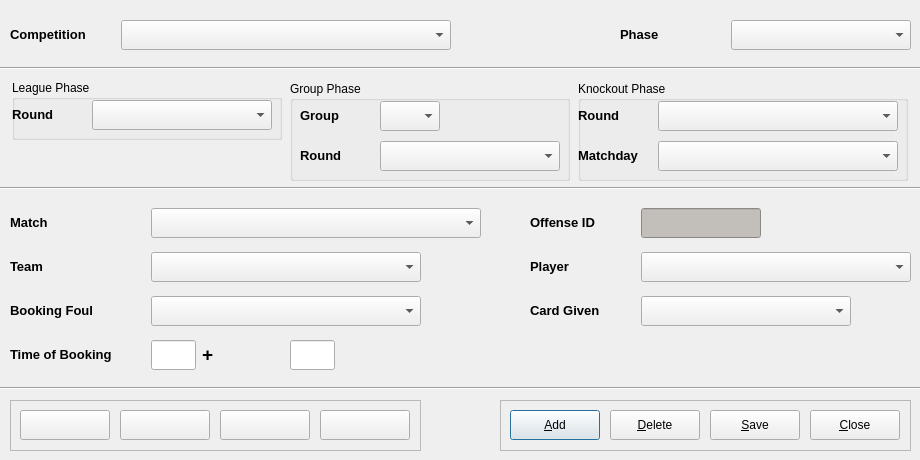
First picture: the form in code/pyqt/gui/offense_entry.ui, repository soccermetrics/marcotti-desktop, before the edit.
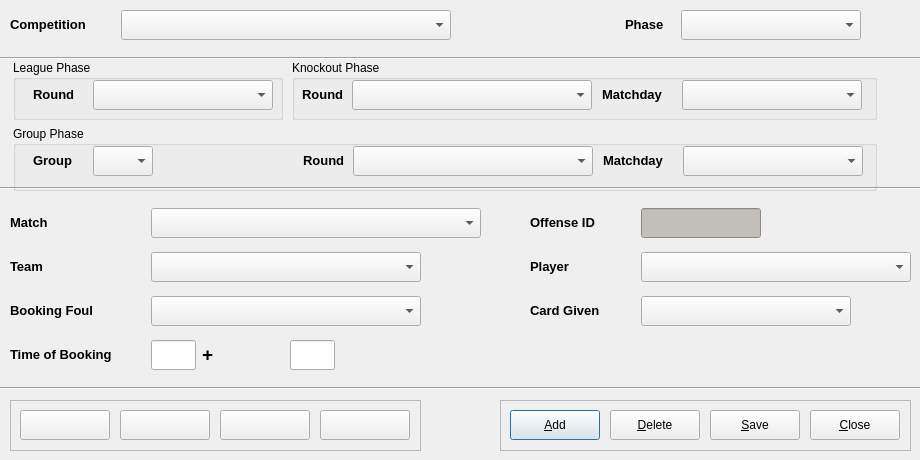
Second picture: the form after the edit. Icons and pictures are not drawn.

Commit message: Redesign layout of Match Event UIs after schema change (#72)

```diff
--- a/code/pyqt/gui/offense_entry.ui
+++ b/code/pyqt/gui/offense_entry.ui
@@ -42,8 +42,8 @@
    <property name="geometry">
     <rect>
      <x>10</x>
-     <y>10</y>
-     <width>901</width>
+     <y>0</y>
+     <width>851</width>
      <height>51</height>
     </rect>
    </property>
@@ -107,13 +107,13 @@
      <widget class="QLabel" name="label_11">
       <property name="minimumSize">
        <size>
-        <width>105</width>
+        <width>50</width>
         <height>30</height>
        </size>
       </property>
       <property name="maximumSize">
        <size>
-        <width>105</width>
+        <width>50</width>
         <height>30</height>
        </size>
       </property>
@@ -147,367 +147,11 @@
     </item>
    </layout>
   </widget>
-  <widget class="QWidget" name="layoutWidget_2">
-   <property name="geometry">
-    <rect>
-     <x>10</x>
-     <y>80</y>
-     <width>901</width>
-     <height>102</height>
-    </rect>
-   </property>
-   <layout class="QHBoxLayout" name="horizontalLayout_4">
-    <item>
-     <layout class="QVBoxLayout" name="verticalLayout_2">
-      <item>
-       <widget class="QGroupBox" name="leagueBox">
-        <property name="minimumSize">
-         <size>
-          <width>270</width>
-          <height>60</height>
-         </size>
-        </property>
-        <property name="maximumSize">
-         <size>
-          <width>270</width>
-          <height>60</height>
-         </size>
-        </property>
-        <property name="title">
-         <string>League Phase</string>
-        </property>
-        <widget class="QLabel" name="label_2">
-         <property name="geometry">
-          <rect>
-           <x>0</x>
-           <y>20</y>
-           <width>75</width>
-           <height>30</height>
-          </rect>
-         </property>
-         <property name="minimumSize">
-          <size>
-           <width>75</width>
-           <height>30</height>
-          </size>
-         </property>
-         <property name="maximumSize">
-          <size>
-           <width>75</width>
-           <height>30</height>
-          </size>
-         </property>
-         <property name="text">
-          <string>&lt;!DOCTYPE HTML PUBLIC &quot;-//W3C//DTD HTML 4.0//EN&quot; &quot;http://www.w3.org/TR/REC-html40/strict.dtd&quot;&gt;
-&lt;html&gt;&lt;head&gt;&lt;meta name=&quot;qrichtext&quot; content=&quot;1&quot; /&gt;&lt;style type=&quot;text/css&quot;&gt;
-p, li { white-space: pre-wrap; }
-&lt;/style&gt;&lt;/head&gt;&lt;body style=&quot; font-family:'Sans'; font-size:10pt; font-weight:400; font-style:normal;&quot;&gt;
-&lt;p style=&quot; margin-top:0px; margin-bottom:0px; margin-left:0px; margin-right:0px; -qt-block-indent:0; text-indent:0px;&quot;&gt;&lt;span style=&quot; font-weight:600;&quot;&gt;Round&lt;/span&gt;&lt;/p&gt;&lt;/body&gt;&lt;/html&gt;</string>
-         </property>
-        </widget>
-        <widget class="QComboBox" name="lgRoundSelect">
-         <property name="geometry">
-          <rect>
-           <x>80</x>
-           <y>20</y>
-           <width>180</width>
-           <height>30</height>
-          </rect>
-         </property>
-         <property name="minimumSize">
-          <size>
-           <width>180</width>
-           <height>30</height>
-          </size>
-         </property>
-         <property name="maximumSize">
-          <size>
-           <width>180</width>
-           <height>30</height>
-          </size>
-         </property>
-         <property name="toolTip">
-          <string>League Round</string>
-         </property>
-        </widget>
-       </widget>
-      </item>
-      <item>
-       <spacer name="verticalSpacer">
-        <property name="orientation">
-         <enum>Qt::Vertical</enum>
-        </property>
-        <property name="sizeHint" stdset="0">
-         <size>
-          <width>20</width>
-          <height>18</height>
-         </size>
-        </property>
-       </spacer>
-      </item>
-     </layout>
-    </item>
-    <item>
-     <widget class="QGroupBox" name="groupBox">
-      <property name="minimumSize">
-       <size>
-        <width>280</width>
-        <height>100</height>
-       </size>
-      </property>
-      <property name="maximumSize">
-       <size>
-        <width>280</width>
-        <height>100</height>
-       </size>
-      </property>
-      <property name="title">
-       <string>Group Phase</string>
-      </property>
-      <widget class="QLabel" name="label_14">
-       <property name="geometry">
-        <rect>
-         <x>10</x>
-         <y>60</y>
-         <width>75</width>
-         <height>30</height>
-        </rect>
-       </property>
-       <property name="minimumSize">
-        <size>
-         <width>75</width>
-         <height>30</height>
-        </size>
-       </property>
-       <property name="maximumSize">
-        <size>
-         <width>75</width>
-         <height>30</height>
-        </size>
-       </property>
-       <property name="text">
-        <string>&lt;!DOCTYPE HTML PUBLIC &quot;-//W3C//DTD HTML 4.0//EN&quot; &quot;http://www.w3.org/TR/REC-html40/strict.dtd&quot;&gt;
-&lt;html&gt;&lt;head&gt;&lt;meta name=&quot;qrichtext&quot; content=&quot;1&quot; /&gt;&lt;style type=&quot;text/css&quot;&gt;
-p, li { white-space: pre-wrap; }
-&lt;/style&gt;&lt;/head&gt;&lt;body style=&quot; font-family:'Sans'; font-size:10pt; font-weight:400; font-style:normal;&quot;&gt;
-&lt;p style=&quot; margin-top:0px; margin-bottom:0px; margin-left:0px; margin-right:0px; -qt-block-indent:0; text-indent:0px;&quot;&gt;&lt;span style=&quot; font-weight:600;&quot;&gt;Round&lt;/span&gt;&lt;/p&gt;&lt;/body&gt;&lt;/html&gt;</string>
-       </property>
-      </widget>
-      <widget class="QComboBox" name="grpRoundSelect">
-       <property name="geometry">
-        <rect>
-         <x>90</x>
-         <y>60</y>
-         <width>180</width>
-         <height>30</height>
-        </rect>
-       </property>
-       <property name="minimumSize">
-        <size>
-         <width>180</width>
-         <height>30</height>
-        </size>
-       </property>
-       <property name="maximumSize">
-        <size>
-         <width>180</width>
-         <height>30</height>
-        </size>
-       </property>
-       <property name="toolTip">
-        <string>Group Phase Round</string>
-       </property>
-      </widget>
-      <widget class="QComboBox" name="groupSelect">
-       <property name="geometry">
-        <rect>
-         <x>90</x>
-         <y>20</y>
-         <width>60</width>
-         <height>30</height>
-        </rect>
-       </property>
-       <property name="minimumSize">
-        <size>
-         <width>60</width>
-         <height>30</height>
-        </size>
-       </property>
-       <property name="maximumSize">
-        <size>
-         <width>60</width>
-         <height>30</height>
-        </size>
-       </property>
-       <property name="toolTip">
-        <string>Group Name</string>
-       </property>
-      </widget>
-      <widget class="QLabel" name="label_15">
-       <property name="geometry">
-        <rect>
-         <x>10</x>
-         <y>20</y>
-         <width>75</width>
-         <height>30</height>
-        </rect>
-       </property>
-       <property name="minimumSize">
-        <size>
-         <width>75</width>
-         <height>30</height>
-        </size>
-       </property>
-       <property name="maximumSize">
-        <size>
-         <width>75</width>
-         <height>30</height>
-        </size>
-       </property>
-       <property name="text">
-        <string>&lt;!DOCTYPE HTML PUBLIC &quot;-//W3C//DTD HTML 4.0//EN&quot; &quot;http://www.w3.org/TR/REC-html40/strict.dtd&quot;&gt;
-&lt;html&gt;&lt;head&gt;&lt;meta name=&quot;qrichtext&quot; content=&quot;1&quot; /&gt;&lt;style type=&quot;text/css&quot;&gt;
-p, li { white-space: pre-wrap; }
-&lt;/style&gt;&lt;/head&gt;&lt;body style=&quot; font-family:'Sans'; font-size:10pt; font-weight:400; font-style:normal;&quot;&gt;
-&lt;p style=&quot; margin-top:0px; margin-bottom:0px; margin-left:0px; margin-right:0px; -qt-block-indent:0; text-indent:0px;&quot;&gt;&lt;span style=&quot; font-weight:600;&quot;&gt;Group&lt;/span&gt;&lt;/p&gt;&lt;/body&gt;&lt;/html&gt;</string>
-       </property>
-      </widget>
-     </widget>
-    </item>
-    <item>
-     <widget class="QGroupBox" name="knockoutBox">
-      <property name="minimumSize">
-       <size>
-        <width>330</width>
-        <height>100</height>
-       </size>
-      </property>
-      <property name="maximumSize">
-       <size>
-        <width>330</width>
-        <height>100</height>
-       </size>
-      </property>
-      <property name="title">
-       <string>Knockout Phase</string>
-      </property>
-      <widget class="QLabel" name="label_12">
-       <property name="geometry">
-        <rect>
-         <x>0</x>
-         <y>20</y>
-         <width>75</width>
-         <height>30</height>
-        </rect>
-       </property>
-       <property name="minimumSize">
-        <size>
-         <width>75</width>
-         <height>30</height>
-        </size>
-       </property>
-       <property name="maximumSize">
-        <size>
-         <width>75</width>
-         <height>30</height>
-        </size>
-       </property>
-       <property name="text">
-        <string>&lt;!DOCTYPE HTML PUBLIC &quot;-//W3C//DTD HTML 4.0//EN&quot; &quot;http://www.w3.org/TR/REC-html40/strict.dtd&quot;&gt;
-&lt;html&gt;&lt;head&gt;&lt;meta name=&quot;qrichtext&quot; content=&quot;1&quot; /&gt;&lt;style type=&quot;text/css&quot;&gt;
-p, li { white-space: pre-wrap; }
-&lt;/style&gt;&lt;/head&gt;&lt;body style=&quot; font-family:'Sans'; font-size:10pt; font-weight:400; font-style:normal;&quot;&gt;
-&lt;p style=&quot; margin-top:0px; margin-bottom:0px; margin-left:0px; margin-right:0px; -qt-block-indent:0; text-indent:0px;&quot;&gt;&lt;span style=&quot; font-weight:600;&quot;&gt;Round&lt;/span&gt;&lt;/p&gt;&lt;/body&gt;&lt;/html&gt;</string>
-       </property>
-      </widget>
-      <widget class="QComboBox" name="koRoundSelect">
-       <property name="geometry">
-        <rect>
-         <x>80</x>
-         <y>20</y>
-         <width>240</width>
-         <height>30</height>
-        </rect>
-       </property>
-       <property name="minimumSize">
-        <size>
-         <width>240</width>
-         <height>30</height>
-        </size>
-       </property>
-       <property name="maximumSize">
-        <size>
-         <width>240</width>
-         <height>30</height>
-        </size>
-       </property>
-       <property name="toolTip">
-        <string>Knockout Round</string>
-       </property>
-      </widget>
-      <widget class="QComboBox" name="matchdaySelect">
-       <property name="geometry">
-        <rect>
-         <x>80</x>
-         <y>60</y>
-         <width>240</width>
-         <height>30</height>
-        </rect>
-       </property>
-       <property name="minimumSize">
-        <size>
-         <width>240</width>
-         <height>30</height>
-        </size>
-       </property>
-       <property name="maximumSize">
-        <size>
-         <width>240</width>
-         <height>30</height>
-        </size>
-       </property>
-       <property name="toolTip">
-        <string>Knockout Round Matchday</string>
-       </property>
-      </widget>
-      <widget class="QLabel" name="label_13">
-       <property name="geometry">
-        <rect>
-         <x>0</x>
-         <y>60</y>
-         <width>75</width>
-         <height>30</height>
-        </rect>
-       </property>
-       <property name="minimumSize">
-        <size>
-         <width>75</width>
-         <height>30</height>
-        </size>
-       </property>
-       <property name="maximumSize">
-        <size>
-         <width>75</width>
-         <height>30</height>
-        </size>
-       </property>
-       <property name="text">
-        <string>&lt;!DOCTYPE HTML PUBLIC &quot;-//W3C//DTD HTML 4.0//EN&quot; &quot;http://www.w3.org/TR/REC-html40/strict.dtd&quot;&gt;
-&lt;html&gt;&lt;head&gt;&lt;meta name=&quot;qrichtext&quot; content=&quot;1&quot; /&gt;&lt;style type=&quot;text/css&quot;&gt;
-p, li { white-space: pre-wrap; }
-&lt;/style&gt;&lt;/head&gt;&lt;body style=&quot; font-family:'Sans'; font-size:10pt; font-weight:400; font-style:normal;&quot;&gt;
-&lt;p style=&quot; margin-top:0px; margin-bottom:0px; margin-left:0px; margin-right:0px; -qt-block-indent:0; text-indent:0px;&quot;&gt;&lt;span style=&quot; font-weight:600;&quot;&gt;Matchday&lt;/span&gt;&lt;/p&gt;&lt;/body&gt;&lt;/html&gt;</string>
-       </property>
-      </widget>
-     </widget>
-    </item>
-   </layout>
-  </widget>
   <widget class="Line" name="line">
    <property name="geometry">
     <rect>
      <x>0</x>
-     <y>60</y>
+     <y>50</y>
      <width>921</width>
      <height>16</height>
     </rect>
@@ -841,7 +485,7 @@
     <enum>Qt::Horizontal</enum>
    </property>
   </widget>
-  <widget class="QWidget" name="">
+  <widget class="QWidget" name="layoutWidget">
    <property name="geometry">
     <rect>
      <x>10</x>
@@ -1222,6 +866,399 @@
     </item>
    </layout>
   </widget>
+  <widget class="QWidget" name="layoutWidget_2">
+   <property name="geometry">
+    <rect>
+     <x>10</x>
+     <y>60</y>
+     <width>871</width>
+     <height>131</height>
+    </rect>
+   </property>
+   <layout class="QGridLayout" name="gridLayout_2">
+    <item row="0" column="0">
+     <widget class="QGroupBox" name="leagueBox">
+      <property name="minimumSize">
+       <size>
+        <width>270</width>
+        <height>60</height>
+       </size>
+      </property>
+      <property name="maximumSize">
+       <size>
+        <width>270</width>
+        <height>60</height>
+       </size>
+      </property>
+      <property name="title">
+       <string>League Phase</string>
+      </property>
+      <widget class="QLabel" name="label_2">
+       <property name="geometry">
+        <rect>
+         <x>20</x>
+         <y>20</y>
+         <width>50</width>
+         <height>30</height>
+        </rect>
+       </property>
+       <property name="minimumSize">
+        <size>
+         <width>50</width>
+         <height>30</height>
+        </size>
+       </property>
+       <property name="maximumSize">
+        <size>
+         <width>50</width>
+         <height>30</height>
+        </size>
+       </property>
+       <property name="text">
+        <string>&lt;!DOCTYPE HTML PUBLIC &quot;-//W3C//DTD HTML 4.0//EN&quot; &quot;http://www.w3.org/TR/REC-html40/strict.dtd&quot;&gt;
+&lt;html&gt;&lt;head&gt;&lt;meta name=&quot;qrichtext&quot; content=&quot;1&quot; /&gt;&lt;style type=&quot;text/css&quot;&gt;
+p, li { white-space: pre-wrap; }
+&lt;/style&gt;&lt;/head&gt;&lt;body style=&quot; font-family:'Sans'; font-size:10pt; font-weight:400; font-style:normal;&quot;&gt;
+&lt;p style=&quot; margin-top:0px; margin-bottom:0px; margin-left:0px; margin-right:0px; -qt-block-indent:0; text-indent:0px;&quot;&gt;&lt;span style=&quot; font-weight:600;&quot;&gt;Round&lt;/span&gt;&lt;/p&gt;&lt;/body&gt;&lt;/html&gt;</string>
+       </property>
+      </widget>
+      <widget class="QComboBox" name="lgRoundSelect">
+       <property name="geometry">
+        <rect>
+         <x>80</x>
+         <y>20</y>
+         <width>180</width>
+         <height>30</height>
+        </rect>
+       </property>
+       <property name="minimumSize">
+        <size>
+         <width>180</width>
+         <height>30</height>
+        </size>
+       </property>
+       <property name="maximumSize">
+        <size>
+         <width>180</width>
+         <height>30</height>
+        </size>
+       </property>
+       <property name="toolTip">
+        <string>League Round</string>
+       </property>
+      </widget>
+     </widget>
+    </item>
+    <item row="0" column="1">
+     <widget class="QGroupBox" name="knockoutBox">
+      <property name="minimumSize">
+       <size>
+        <width>330</width>
+        <height>60</height>
+       </size>
+      </property>
+      <property name="maximumSize">
+       <size>
+        <width>585</width>
+        <height>100</height>
+       </size>
+      </property>
+      <property name="title">
+       <string>Knockout Phase</string>
+      </property>
+      <widget class="QLabel" name="label_12">
+       <property name="geometry">
+        <rect>
+         <x>10</x>
+         <y>20</y>
+         <width>50</width>
+         <height>30</height>
+        </rect>
+       </property>
+       <property name="minimumSize">
+        <size>
+         <width>50</width>
+         <height>30</height>
+        </size>
+       </property>
+       <property name="maximumSize">
+        <size>
+         <width>50</width>
+         <height>30</height>
+        </size>
+       </property>
+       <property name="text">
+        <string>&lt;!DOCTYPE HTML PUBLIC &quot;-//W3C//DTD HTML 4.0//EN&quot; &quot;http://www.w3.org/TR/REC-html40/strict.dtd&quot;&gt;
+&lt;html&gt;&lt;head&gt;&lt;meta name=&quot;qrichtext&quot; content=&quot;1&quot; /&gt;&lt;style type=&quot;text/css&quot;&gt;
+p, li { white-space: pre-wrap; }
+&lt;/style&gt;&lt;/head&gt;&lt;body style=&quot; font-family:'Sans'; font-size:10pt; font-weight:400; font-style:normal;&quot;&gt;
+&lt;p style=&quot; margin-top:0px; margin-bottom:0px; margin-left:0px; margin-right:0px; -qt-block-indent:0; text-indent:0px;&quot;&gt;&lt;span style=&quot; font-weight:600;&quot;&gt;Round&lt;/span&gt;&lt;/p&gt;&lt;/body&gt;&lt;/html&gt;</string>
+       </property>
+      </widget>
+      <widget class="QComboBox" name="koRoundSelect">
+       <property name="geometry">
+        <rect>
+         <x>60</x>
+         <y>20</y>
+         <width>240</width>
+         <height>30</height>
+        </rect>
+       </property>
+       <property name="minimumSize">
+        <size>
+         <width>240</width>
+         <height>30</height>
+        </size>
+       </property>
+       <property name="maximumSize">
+        <size>
+         <width>240</width>
+         <height>30</height>
+        </size>
+       </property>
+       <property name="toolTip">
+        <string>Knockout Round</string>
+       </property>
+      </widget>
+      <widget class="QComboBox" name="koMatchdaySelect">
+       <property name="geometry">
+        <rect>
+         <x>390</x>
+         <y>20</y>
+         <width>180</width>
+         <height>30</height>
+        </rect>
+       </property>
+       <property name="minimumSize">
+        <size>
+         <width>180</width>
+         <height>30</height>
+        </size>
+       </property>
+       <property name="maximumSize">
+        <size>
+         <width>180</width>
+         <height>30</height>
+        </size>
+       </property>
+       <property name="toolTip">
+        <string>Knockout Round Matchday</string>
+       </property>
+      </widget>
+      <widget class="QLabel" name="label_13">
+       <property name="geometry">
+        <rect>
+         <x>310</x>
+         <y>20</y>
+         <width>75</width>
+         <height>30</height>
+        </rect>
+       </property>
+       <property name="minimumSize">
+        <size>
+         <width>75</width>
+         <height>30</height>
+        </size>
+       </property>
+       <property name="maximumSize">
+        <size>
+         <width>75</width>
+         <height>30</height>
+        </size>
+       </property>
+       <property name="text">
+        <string>&lt;!DOCTYPE HTML PUBLIC &quot;-//W3C//DTD HTML 4.0//EN&quot; &quot;http://www.w3.org/TR/REC-html40/strict.dtd&quot;&gt;
+&lt;html&gt;&lt;head&gt;&lt;meta name=&quot;qrichtext&quot; content=&quot;1&quot; /&gt;&lt;style type=&quot;text/css&quot;&gt;
+p, li { white-space: pre-wrap; }
+&lt;/style&gt;&lt;/head&gt;&lt;body style=&quot; font-family:'Sans'; font-size:10pt; font-weight:400; font-style:normal;&quot;&gt;
+&lt;p style=&quot; margin-top:0px; margin-bottom:0px; margin-left:0px; margin-right:0px; -qt-block-indent:0; text-indent:0px;&quot;&gt;&lt;span style=&quot; font-weight:600;&quot;&gt;Matchday&lt;/span&gt;&lt;/p&gt;&lt;/body&gt;&lt;/html&gt;</string>
+       </property>
+      </widget>
+     </widget>
+    </item>
+    <item row="1" column="0" colspan="2">
+     <widget class="QGroupBox" name="groupBox">
+      <property name="minimumSize">
+       <size>
+        <width>280</width>
+        <height>50</height>
+       </size>
+      </property>
+      <property name="maximumSize">
+       <size>
+        <width>940</width>
+        <height>100</height>
+       </size>
+      </property>
+      <property name="title">
+       <string>Group Phase</string>
+      </property>
+      <widget class="QLabel" name="label_14">
+       <property name="geometry">
+        <rect>
+         <x>290</x>
+         <y>20</y>
+         <width>50</width>
+         <height>30</height>
+        </rect>
+       </property>
+       <property name="minimumSize">
+        <size>
+         <width>50</width>
+         <height>30</height>
+        </size>
+       </property>
+       <property name="maximumSize">
+        <size>
+         <width>50</width>
+         <height>30</height>
+        </size>
+       </property>
+       <property name="text">
+        <string>&lt;!DOCTYPE HTML PUBLIC &quot;-//W3C//DTD HTML 4.0//EN&quot; &quot;http://www.w3.org/TR/REC-html40/strict.dtd&quot;&gt;
+&lt;html&gt;&lt;head&gt;&lt;meta name=&quot;qrichtext&quot; content=&quot;1&quot; /&gt;&lt;style type=&quot;text/css&quot;&gt;
+p, li { white-space: pre-wrap; }
+&lt;/style&gt;&lt;/head&gt;&lt;body style=&quot; font-family:'Sans'; font-size:10pt; font-weight:400; font-style:normal;&quot;&gt;
+&lt;p style=&quot; margin-top:0px; margin-bottom:0px; margin-left:0px; margin-right:0px; -qt-block-indent:0; text-indent:0px;&quot;&gt;&lt;span style=&quot; font-weight:600;&quot;&gt;Round&lt;/span&gt;&lt;/p&gt;&lt;/body&gt;&lt;/html&gt;</string>
+       </property>
+      </widget>
+      <widget class="QComboBox" name="grpRoundSelect">
+       <property name="geometry">
+        <rect>
+         <x>340</x>
+         <y>20</y>
+         <width>240</width>
+         <height>30</height>
+        </rect>
+       </property>
+       <property name="minimumSize">
+        <size>
+         <width>240</width>
+         <height>30</height>
+        </size>
+       </property>
+       <property name="maximumSize">
+        <size>
+         <width>240</width>
+         <height>30</height>
+        </size>
+       </property>
+       <property name="toolTip">
+        <string>Group Phase Round</string>
+       </property>
+      </widget>
+      <widget class="QComboBox" name="groupSelect">
+       <property name="geometry">
+        <rect>
+         <x>80</x>
+         <y>20</y>
+         <width>60</width>
+         <height>30</height>
+        </rect>
+       </property>
+       <property name="minimumSize">
+        <size>
+         <width>60</width>
+         <height>30</height>
+        </size>
+       </property>
+       <property name="maximumSize">
+        <size>
+         <width>60</width>
+         <height>30</height>
+        </size>
+       </property>
+       <property name="toolTip">
+        <string>Group Name</string>
+       </property>
+      </widget>
+      <widget class="QLabel" name="label_15">
+       <property name="geometry">
+        <rect>
+         <x>20</x>
+         <y>20</y>
+         <width>50</width>
+         <height>30</height>
+        </rect>
+       </property>
+       <property name="minimumSize">
+        <size>
+         <width>50</width>
+         <height>30</height>
+        </size>
+       </property>
+       <property name="maximumSize">
+        <size>
+         <width>50</width>
+         <height>30</height>
+        </size>
+       </property>
+       <property name="text">
+        <string>&lt;!DOCTYPE HTML PUBLIC &quot;-//W3C//DTD HTML 4.0//EN&quot; &quot;http://www.w3.org/TR/REC-html40/strict.dtd&quot;&gt;
+&lt;html&gt;&lt;head&gt;&lt;meta name=&quot;qrichtext&quot; content=&quot;1&quot; /&gt;&lt;style type=&quot;text/css&quot;&gt;
+p, li { white-space: pre-wrap; }
+&lt;/style&gt;&lt;/head&gt;&lt;body style=&quot; font-family:'Sans'; font-size:10pt; font-weight:400; font-style:normal;&quot;&gt;
+&lt;p style=&quot; margin-top:0px; margin-bottom:0px; margin-left:0px; margin-right:0px; -qt-block-indent:0; text-indent:0px;&quot;&gt;&lt;span style=&quot; font-weight:600;&quot;&gt;Group&lt;/span&gt;&lt;/p&gt;&lt;/body&gt;&lt;/html&gt;</string>
+       </property>
+      </widget>
+      <widget class="QComboBox" name="grpMatchdaySelect">
+       <property name="geometry">
+        <rect>
+         <x>670</x>
+         <y>20</y>
+         <width>180</width>
+         <height>30</height>
+        </rect>
+       </property>
+       <property name="minimumSize">
+        <size>
+         <width>180</width>
+         <height>30</height>
+        </size>
+       </property>
+       <property name="maximumSize">
+        <size>
+         <width>180</width>
+         <height>30</height>
+        </size>
+       </property>
+       <property name="toolTip">
+        <string>Group Round Matchday</string>
+       </property>
+      </widget>
+      <widget class="QLabel" name="label_16">
+       <property name="geometry">
+        <rect>
+         <x>590</x>
+         <y>20</y>
+         <width>75</width>
+         <height>30</height>
+        </rect>
+       </property>
+       <property name="minimumSize">
+        <size>
+         <width>75</width>
+         <height>30</height>
+        </size>
+       </property>
+       <property name="maximumSize">
+        <size>
+         <width>75</width>
+         <height>30</height>
+        </size>
+       </property>
+       <property name="text">
+        <string>&lt;!DOCTYPE HTML PUBLIC &quot;-//W3C//DTD HTML 4.0//EN&quot; &quot;http://www.w3.org/TR/REC-html40/strict.dtd&quot;&gt;
+&lt;html&gt;&lt;head&gt;&lt;meta name=&quot;qrichtext&quot; content=&quot;1&quot; /&gt;&lt;style type=&quot;text/css&quot;&gt;
+p, li { white-space: pre-wrap; }
+&lt;/style&gt;&lt;/head&gt;&lt;body style=&quot; font-family:'Sans'; font-size:10pt; font-weight:400; font-style:normal;&quot;&gt;
+&lt;p style=&quot; margin-top:0px; margin-bottom:0px; margin-left:0px; margin-right:0px; -qt-block-indent:0; text-indent:0px;&quot;&gt;&lt;span style=&quot; font-weight:600;&quot;&gt;Matchday&lt;/span&gt;&lt;/p&gt;&lt;/body&gt;&lt;/html&gt;</string>
+       </property>
+      </widget>
+     </widget>
+    </item>
+   </layout>
+  </widget>
  </widget>
  <resources>
   <include location="fmrd_resources.qrc"/>
```
The commit also changes 4 other files.
